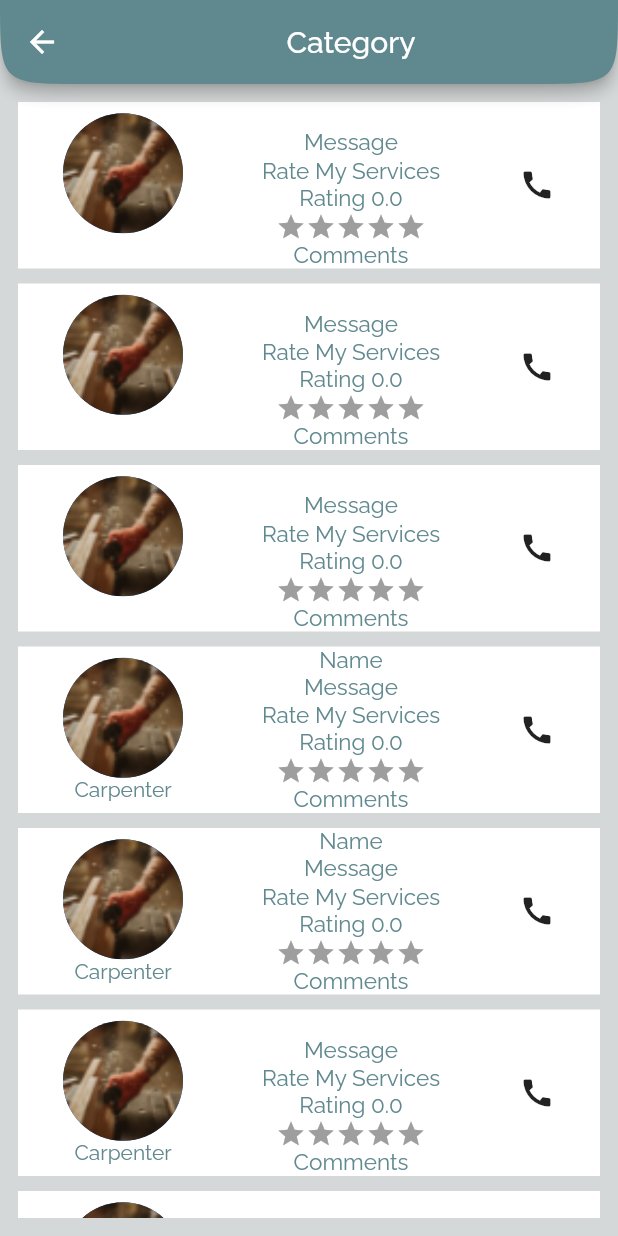
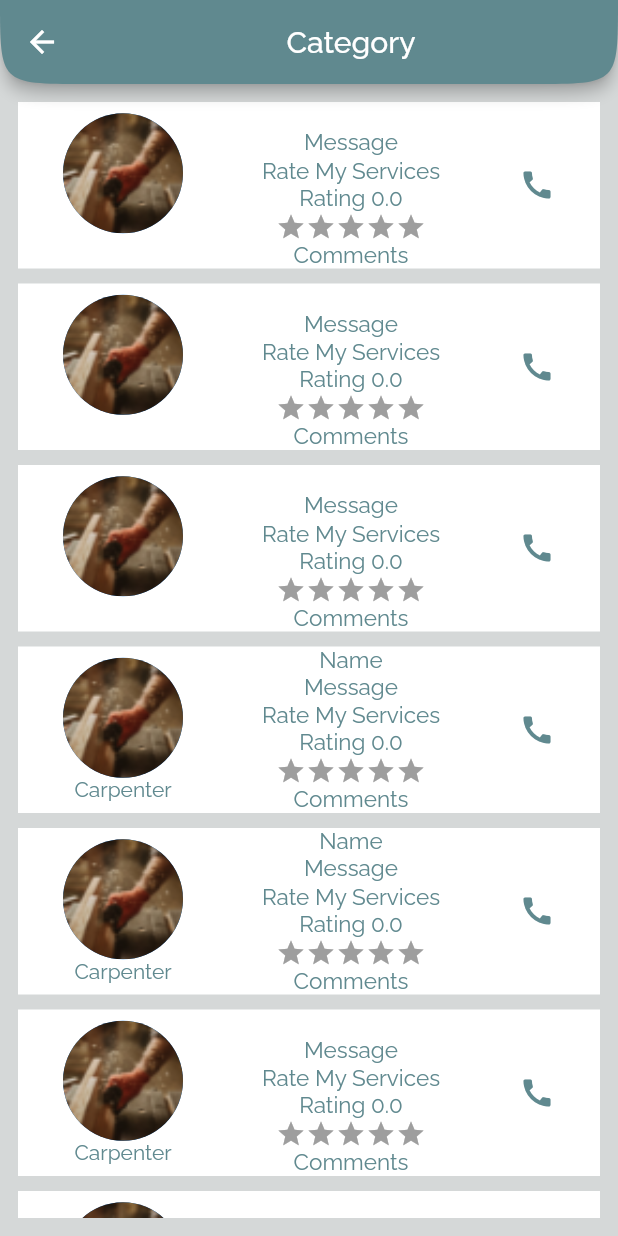
Before and after one commit to HagerHifnawy/home_maintenance_app, a Flutter app: the CategoryScreen screen opened by its route, on a phone screen of 412 x 824 dp. Run offline on Flutter 3.47's test engine with Material 2 defaults, Android fonts, the phone set to English and light mode, and no system bars; drawn by our look-alikes of flutter_rating_bar; our stand-ins replace cloud_firestore, firebase_auth, firebase_core, font_awesome_flutter, geolocator, google_fonts and 3 more; missing offline and left inert: flutter_phone_direct_caller; accounts and stored records are empty.

Commit message:
last commit

```diff
--- a/lib/AllCategories/categories/CategoryScreen.dart
+++ b/lib/AllCategories/categories/CategoryScreen.dart
@@ -22,8 +22,42 @@ class _CategoryScreenState extends State<CategoryScreen> {
   String message = 'Message';
   String comments = 'Comments';
   String rate = 'Rate';
-  String name ='', work = '', name1 = '', work1 = '', name2 = '', work2 = '';
+  String name = '',
+      work = '',
+      name1 = '',
+      work1 = '',
+      name2 = '',
+      work2 = '';
 
+  getWorkerData() {
+    FirebaseFirestore.instance
+        .collection('workers')
+        .doc('LmsUAVZFwVtW7NuD1fch')
+        .get()
+        .then((DocumentSnapshot documentSnapshot) async {
+      print('Document data: ${documentSnapshot.data()}');
+      work = documentSnapshot['work'];
+      name = documentSnapshot['name'];
+    });
+    FirebaseFirestore.instance
+        .collection('workers')
+        .doc('JhgzxmodhGc3asRNZnVO')
+        .get()
+        .then((DocumentSnapshot documentSnapshot) async {
+      print('Document data: ${documentSnapshot.data()}');
+      work1 = documentSnapshot['work'];
+      name1 = documentSnapshot['name'];
+    });
+    FirebaseFirestore.instance
+        .collection('workers')
+        .doc('WtjVrBmgtkDNH0J6OGsj')
+        .get()
+        .then((DocumentSnapshot documentSnapshot) async {
+      print('Document data: ${documentSnapshot.data()}');
+      this. work2 = documentSnapshot['work'];
+      this.name2 = documentSnapshot['name'];
+    });
+  }
   @override
   void initState() {
     super.initState();
@@ -77,7 +111,7 @@ class _CategoryScreenState extends State<CategoryScreen> {
                       Column(
                         children: [
                           Text(
-                            name,
+                            name1,
                             style: GoogleFonts.raleway(
                                 fontSize: 15, color: MyThemeData.lightBlue),
                           ),
@@ -118,7 +152,7 @@ class _CategoryScreenState extends State<CategoryScreen> {
                       Spacer(),
                       GestureDetector(
                         onTap: getPhoneNumber,
-                        child: Icon(Icons.call),
+                        child: Icon(Icons.call, color: MyThemeData.lightBlue,),
                       )
                     ],
                   ),
@@ -147,7 +181,7 @@ class _CategoryScreenState extends State<CategoryScreen> {
                       Column(
                         children: [
                           Text(
-                            name1,
+                            name,
                             style: GoogleFonts.raleway(
                                 fontSize: 15, color: MyThemeData.lightBlue),
                           ),
@@ -188,7 +222,7 @@ class _CategoryScreenState extends State<CategoryScreen> {
                       Spacer(),
                       GestureDetector(
                         onTap: getPhoneNumber,
-                        child: Icon(Icons.call),
+                        child: Icon(Icons.call, color: MyThemeData.lightBlue,),
                       )
                     ],
                   ),
@@ -247,13 +281,15 @@ class _CategoryScreenState extends State<CategoryScreen> {
                           RatingBar.builder(
                             initialRating: rating3,
                             minRating: 1,
-                            itemBuilder: (context, _) => Icon(
+                            itemBuilder: (context, _) =>
+                                Icon(
                                   Icons.star,
                                   color: Colors.amber,
                                 ),
                             updateOnDrag: true,
                             itemSize: 20,
-                            onRatingUpdate: (rating) => setState(() {
+                            onRatingUpdate: (rating) =>
+                                setState(() {
                                   this.rating3 = rating;
                                 }),
                           ),
@@ -270,7 +306,7 @@ class _CategoryScreenState extends State<CategoryScreen> {
                       Spacer(),
                       GestureDetector(
                         onTap: getPhoneNumber,
-                        child: Icon(Icons.call),
+                        child: Icon(Icons.call, color: MyThemeData.lightBlue,),
                       )
                     ],
                   ),
@@ -329,13 +365,15 @@ class _CategoryScreenState extends State<CategoryScreen> {
                           RatingBar.builder(
                             initialRating: rating3,
                             minRating: 1,
-                            itemBuilder: (context, _) => Icon(
+                            itemBuilder: (context, _) =>
+                                Icon(
                                   Icons.star,
                                   color: Colors.amber,
                                 ),
                             updateOnDrag: true,
                             itemSize: 20,
-                            onRatingUpdate: (rating) => setState(() {
+                            onRatingUpdate: (rating) =>
+                                setState(() {
                                   this.rating3 = rating;
                                 }),
                           ),
@@ -352,7 +390,7 @@ class _CategoryScreenState extends State<CategoryScreen> {
                       Spacer(),
                       GestureDetector(
                         onTap: getPhoneNumber,
-                        child: Icon(Icons.call),
+                        child: Icon(Icons.call, color: MyThemeData.lightBlue,),
                       )
                     ],
                   ),
@@ -411,13 +449,15 @@ class _CategoryScreenState extends State<CategoryScreen> {
                           RatingBar.builder(
                             initialRating: rating3,
                             minRating: 1,
-                            itemBuilder: (context, _) => Icon(
+                            itemBuilder: (context, _) =>
+                                Icon(
                                   Icons.star,
                                   color: Colors.amber,
                                 ),
                             updateOnDrag: true,
                             itemSize: 20,
-                            onRatingUpdate: (rating) => setState(() {
+                            onRatingUpdate: (rating) =>
+                                setState(() {
                                   this.rating3 = rating;
                                 }),
                           ),
@@ -434,7 +474,7 @@ class _CategoryScreenState extends State<CategoryScreen> {
                       Spacer(),
                       GestureDetector(
                         onTap: getPhoneNumber,
-                        child: Icon(Icons.call),
+                        child: Icon(Icons.call, color: MyThemeData.lightBlue,),
                       )
                     ],
                   ),
@@ -493,13 +533,15 @@ class _CategoryScreenState extends State<CategoryScreen> {
                           RatingBar.builder(
                             initialRating: rating3,
                             minRating: 1,
-                            itemBuilder: (context, _) => Icon(
+                            itemBuilder: (context, _) =>
+                                Icon(
                                   Icons.star,
                                   color: Colors.amber,
                                 ),
                             updateOnDrag: true,
                             itemSize: 20,
-                            onRatingUpdate: (rating) => setState(() {
+                            onRatingUpdate: (rating) =>
+                                setState(() {
                                   this.rating3 = rating;
                                 }),
                           ),
@@ -516,7 +558,7 @@ class _CategoryScreenState extends State<CategoryScreen> {
                       Spacer(),
                       GestureDetector(
                         onTap: getPhoneNumber,
-                        child: Icon(Icons.call),
+                        child: Icon(Icons.call, color: MyThemeData.lightBlue,),
                       )
                     ],
                   ),
@@ -575,13 +617,15 @@ class _CategoryScreenState extends State<CategoryScreen> {
                           RatingBar.builder(
                             initialRating: rating3,
                             minRating: 1,
-                            itemBuilder: (context, _) => Icon(
+                            itemBuilder: (context, _) =>
+                                Icon(
                                   Icons.star,
                                   color: Colors.amber,
                                 ),
                             updateOnDrag: true,
                             itemSize: 20,
-                            onRatingUpdate: (rating) => setState(() {
+                            onRatingUpdate: (rating) =>
+                                setState(() {
                                   this.rating3 = rating;
                                 }),
                           ),
@@ -598,7 +642,7 @@ class _CategoryScreenState extends State<CategoryScreen> {
                       Spacer(),
                       GestureDetector(
                         onTap: getPhoneNumber,
-                        child: Icon(Icons.call),
+                        child: Icon(Icons.call, color: MyThemeData.lightBlue,),
                       )
                     ],
                   ),
@@ -657,13 +701,15 @@ class _CategoryScreenState extends State<CategoryScreen> {
                           RatingBar.builder(
                             initialRating: rating3,
                             minRating: 1,
-                            itemBuilder: (context, _) => Icon(
+                            itemBuilder: (context, _) =>
+                                Icon(
                                   Icons.star,
                                   color: Colors.amber,
                                 ),
                             updateOnDrag: true,
                             itemSize: 20,
-                            onRatingUpdate: (rating) => setState(() {
+                            onRatingUpdate: (rating) =>
+                                setState(() {
                                   this.rating3 = rating;
                                 }),
                           ),
@@ -680,7 +726,7 @@ class _CategoryScreenState extends State<CategoryScreen> {
                       Spacer(),
                       GestureDetector(
                         onTap: getPhoneNumber,
-                        child: Icon(Icons.call),
+                        child: Icon(Icons.call, color: MyThemeData.lightBlue,),
                       )
                     ],
                   ),
@@ -739,13 +785,15 @@ class _CategoryScreenState extends State<CategoryScreen> {
                           RatingBar.builder(
                             initialRating: rating3,
                             minRating: 1,
-                            itemBuilder: (context, _) => Icon(
+                            itemBuilder: (context, _) =>
+                                Icon(
                                   Icons.star,
                                   color: Colors.amber,
                                 ),
                             updateOnDrag: true,
                             itemSize: 20,
-                            onRatingUpdate: (rating) => setState(() {
+                            onRatingUpdate: (rating) =>
+                                setState(() {
                                   this.rating3 = rating;
                                 }),
                           ),
@@ -762,7 +810,7 @@ class _CategoryScreenState extends State<CategoryScreen> {
                       Spacer(),
                       GestureDetector(
                         onTap: getPhoneNumber,
-                        child: Icon(Icons.call),
+                        child: Icon(Icons.call, color: MyThemeData.lightBlue,),
                       )
                     ],
                   ),
@@ -821,13 +869,15 @@ class _CategoryScreenState extends State<CategoryScreen> {
                           RatingBar.builder(
                             initialRating: rating3,
                             minRating: 1,
-                            itemBuilder: (context, _) => Icon(
+                            itemBuilder: (context, _) =>
+                                Icon(
                                   Icons.star,
                                   color: Colors.amber,
                                 ),
                             updateOnDrag: true,
                             itemSize: 20,
-                            onRatingUpdate: (rating) => setState(() {
+                            onRatingUpdate: (rating) =>
+                                setState(() {
                                   this.rating3 = rating;
                                 }),
                           ),
@@ -844,7 +894,7 @@ class _CategoryScreenState extends State<CategoryScreen> {
                       Spacer(),
                       GestureDetector(
                         onTap: getPhoneNumber,
-                        child: Icon(Icons.call),
+                        child: Icon(Icons.call, color: MyThemeData.lightBlue,),
                       )
                     ],
                   ),
@@ -856,29 +906,36 @@ class _CategoryScreenState extends State<CategoryScreen> {
         ));
   }
 
-  Widget buildRating() => RatingBar.builder(
+  Widget buildRating() =>
+      RatingBar.builder(
         initialRating: rating,
         minRating: 1,
-        itemBuilder: (context, _) => Icon(
+        itemBuilder: (context, _) =>
+            Icon(
               Icons.star,
               color: Colors.amber,
             ),
         updateOnDrag: true,
         itemSize: 20,
-        onRatingUpdate: (rating) => setState(() {
+        onRatingUpdate: (rating) =>
+            setState(() {
               this.rating = rating;
             }),
       );
-  Widget buildRating2() => RatingBar.builder(
+
+  Widget buildRating2() =>
+      RatingBar.builder(
         initialRating: rating2,
         minRating: 1,
-        itemBuilder: (context, _) => Icon(
+        itemBuilder: (context, _) =>
+            Icon(
               Icons.star,
               color: Colors.amber,
             ),
         updateOnDrag: true,
         itemSize: 20,
-        onRatingUpdate: (rating) => setState(() {
+        onRatingUpdate: (rating) =>
+            setState(() {
               this.rating2 = rating;
             }),
       );
@@ -909,9 +966,11 @@ class _CategoryScreenState extends State<CategoryScreen> {
     Navigator.pushNamed(context, CommentsScreen.routeName);
   }
 
-  showRating() => showDialog(
+  showRating() =>
+      showDialog(
           context: context,
-      builder: (context) => AlertDialog(
+          builder: (context) =>
+              AlertDialog(
                 title: Text(
                   'Say your Opinion',
                   style: GoogleFonts.raleway(
@@ -940,9 +999,11 @@ class _CategoryScreenState extends State<CategoryScreen> {
                 ],
               ));
 
-  void showRating2() => showDialog(
+  void showRating2() {
+      showDialog(
           context: context,
-      builder: (context) => AlertDialog(
+          builder: (context) =>
+              AlertDialog(
                 title: Text(
                   'Say your Opinion',
                   style: GoogleFonts.raleway(
@@ -970,34 +1031,5 @@ class _CategoryScreenState extends State<CategoryScreen> {
                       ))
                 ],
               ));
-
-  getWorkerData() {
-    FirebaseFirestore.instance
-        .collection('workers')
-        .doc('LmsUAVZFwVtW7NuD1fch')
-        .get()
-        .then((DocumentSnapshot documentSnapshot) async {
-      print('Document data: ${documentSnapshot.data()}');
-      work = documentSnapshot['work'];
-      name = documentSnapshot['name'];
-    });
-    FirebaseFirestore.instance
-        .collection('workers')
-        .doc('JhgzxmodhGc3asRNZnVO')
-        .get()
-        .then((DocumentSnapshot documentSnapshot) async {
-      print('Document data: ${documentSnapshot.data()}');
-      work1 = documentSnapshot['work'];
-      name1 = documentSnapshot['name'];
-    });
-    FirebaseFirestore.instance
-        .collection('workers')
-        .doc('WtjVrBmgtkDNH0J6OGsj')
-        .get()
-        .then((DocumentSnapshot documentSnapshot) async {
-      print('Document data: ${documentSnapshot.data()}');
-     this. work2 = documentSnapshot['work'];
-      this.name2 = documentSnapshot['name'];
-    });
 }
 }
--- a/lib/home/location/LocationServices.dart
+++ b/lib/home/location/LocationServices.dart
@@ -10,8 +10,9 @@ class LocationService {
     if (!_serviceEnabled) {
       _serviceEnabled = await location.requestService();
       if (!_serviceEnabled) {
-        throw Exception();
+        print('error');
       }
+
     }
 
     _permissionGranted = await location.hasPermission();
@@ -25,4 +26,5 @@ class LocationService {
     _locationData = await location.getLocation();
     return _locationData;
   }
+
 }
--- a/lib/home/location/MapScreen.dart
+++ b/lib/home/location/MapScreen.dart
@@ -19,7 +19,6 @@ class MapScreen extends StatefulWidget {
 class _MapScreenState extends State<MapScreen> {
   Completer<GoogleMapController> _controller = Completer();
   Set<Marker> _markers = {};
-  Set<Polyline> _polylines = {};
   String name = '',
       phoneNumber = '',
       work = '',
@@ -124,7 +123,7 @@ class _MapScreenState extends State<MapScreen> {
                 onMapCreated: (controller) => _controller.complete(controller),
                 onCameraMove: (e) => currentLocation = e.target,
                 markers: _markers,
-                polylines: _polylines),
+                ),
             SizedBox(
               width: 40,
               height: 40,
--- a/pubspec.yaml
+++ b/pubspec.yaml
@@ -16,16 +16,11 @@ publish_to: 'none' # Remove this line if you wish to publish to pub.dev
 # Read more about iOS versioning at
 # https://developer.apple.com/library/archive/documentation/General/Reference/InfoPlistKeyReference/Articles/CoreFoundationKeys.html
 version: 1.0.0+1
-
 environment:
   sdk: ">=2.12.0 <3.0.0"
-
 dependencies:
   flutter:
     sdk: flutter
-
-
-
   # The following adds the Cupertino Icons font to your application.
   # Use with the CupertinoIcons class for iOS style icons.
   cupertino_icons: ^1.0.2
@@ -44,7 +39,6 @@ dependencies:
   flutter_rating_bar: ^4.0.0
   location: ^4.3.0
   flutter_google_places: ^0.3.0
-  flutter_polyline_points: ^1.0.0
 dev_dependencies:
   flutter_test:
     sdk: flutter
```
Also changed, not shown: lib/chat/ChatScreen.dart (+3 -5 lines), lib/comments/CommentsScreen.dart (+94 -1 lines), pubspec.lock. Lines whose indentation alone changed are shown as unchanged.
